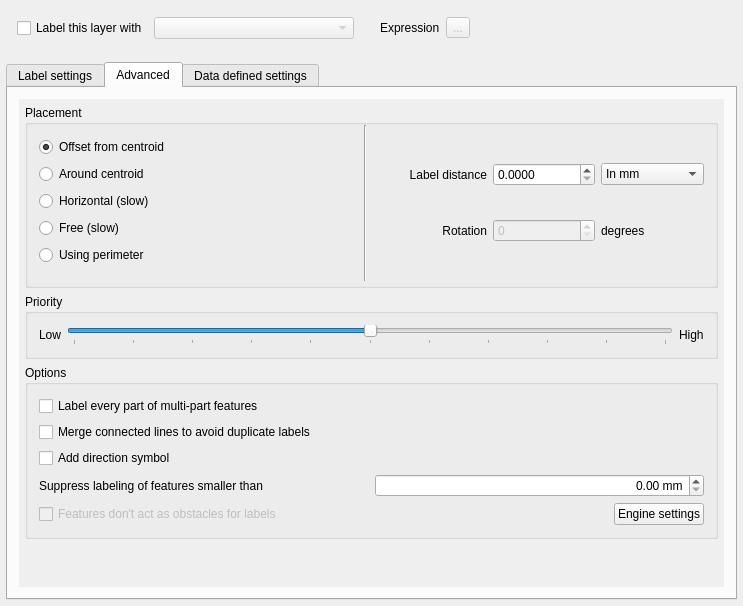
Before: the Qt Designer form src/ui/qgslabelingguibase.ui in kadas-albireo/kadas-albireo, drawn with Qt 5.
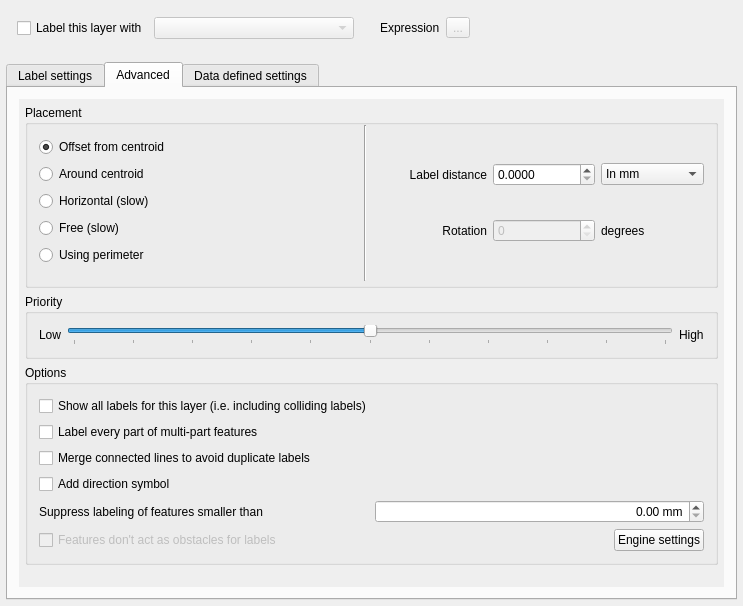
After: the same form once the commit is applied. The open tabs and pages were chosen to show the change. Icons and pictures are not drawn. Custom widgets are drawn as their Qt base class.

Commit message:
Add 'show all labels' setting to individual PAL layers
- Implements a version of #5874
- Show-all labels are not obstacles for other PAL layer labels during collisions
(i.e. they will overlap or underlie other labels depending upon render order)

```diff
--- a/src/ui/qgslabelingguibase.ui
+++ b/src/ui/qgslabelingguibase.ui
@@ -1469,8 +1469,8 @@
            <rect>
             <x>0</x>
             <y>0</y>
-            <width>701</width>
-            <height>483</height>
+            <width>686</width>
+            <height>485</height>
            </rect>
           </property>
           <layout class="QGridLayout" name="gridLayout_13">
@@ -1489,28 +1489,28 @@
               <string>Options</string>
              </property>
              <layout class="QGridLayout" name="gridLayout_12">
-              <item row="1" column="0">
+              <item row="2" column="0">
                <widget class="QCheckBox" name="chkMergeLines">
                 <property name="text">
                  <string>Merge connected lines to avoid duplicate labels</string>
                 </property>
                </widget>
               </item>
-              <item row="0" column="0">
+              <item row="1" column="0">
                <widget class="QCheckBox" name="chkLabelPerFeaturePart">
                 <property name="text">
                  <string>Label every part of multi-part features</string>
                 </property>
                </widget>
               </item>
-              <item row="2" column="0">
+              <item row="3" column="0">
                <widget class="QCheckBox" name="chkAddDirectionSymbol">
                 <property name="text">
                  <string>Add direction symbol</string>
                 </property>
                </widget>
               </item>
-              <item row="3" column="0">
+              <item row="4" column="0">
                <layout class="QHBoxLayout" name="horizontalLayout_2">
                 <item>
                  <widget class="QLabel" name="label_19">
@@ -1531,7 +1531,7 @@
                 </item>
                </layout>
               </item>
-              <item row="4" column="0">
+              <item row="5" column="0">
                <layout class="QHBoxLayout" name="horizontalLayout_20">
                 <item>
                  <widget class="QCheckBox" name="chkNoObstacle">
@@ -1568,6 +1568,13 @@
                 </item>
                </layout>
               </item>
+              <item row="0" column="0">
+               <widget class="QCheckBox" name="mPalShowAllLabelsForLayerChkBx">
+                <property name="text">
+                 <string>Show all labels for this layer (i.e. including colliding labels)</string>
+                </property>
+               </widget>
+              </item>
              </layout>
             </widget>
            </item>
```
The commit also changes 9 other files.
